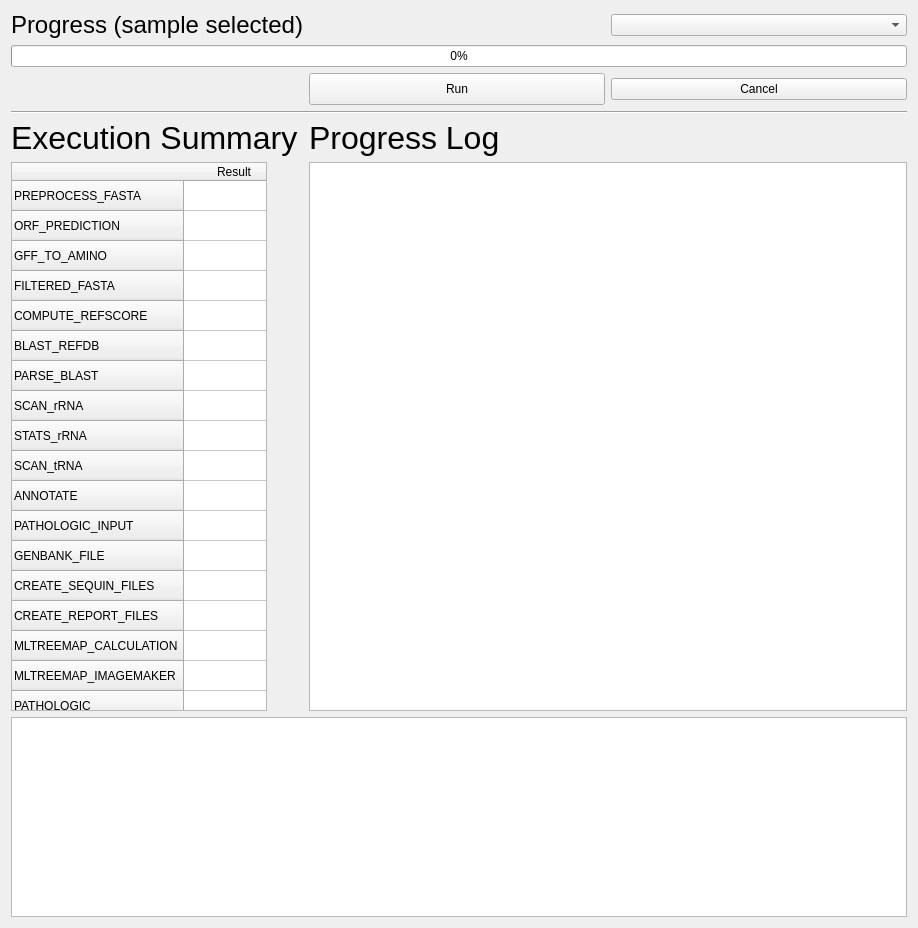
Above: ProgressDialog.ui from hallamlab/MetaPathwaysGUI before the change. Below: the same form after it.
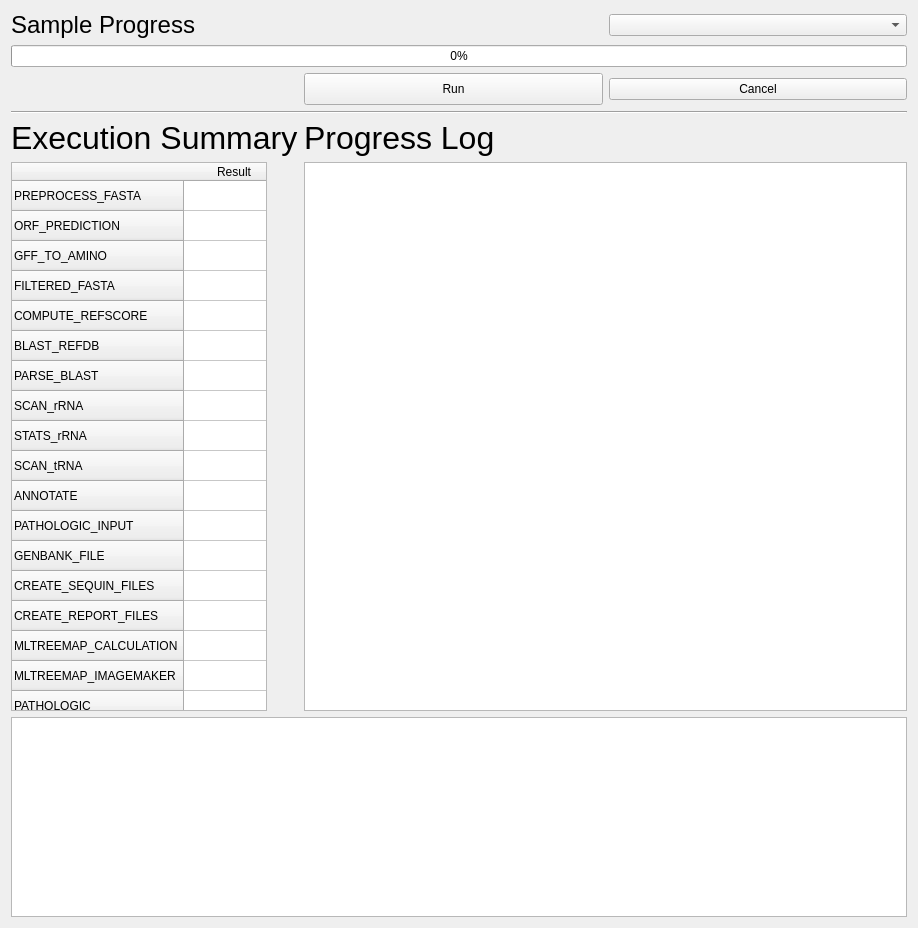
That is the form after the change.

Commit message: fixed samples being added twice on reruns

```diff
--- a/ProgressDialog.ui
+++ b/ProgressDialog.ui
@@ -171,7 +171,7 @@
       </font>
      </property>
      <property name="text">
-      <string>Progress (sample selected)</string>
+      <string>Sample Progress</string>
      </property>
     </widget>
    </item>
```
The commit also changes 4 other files.
